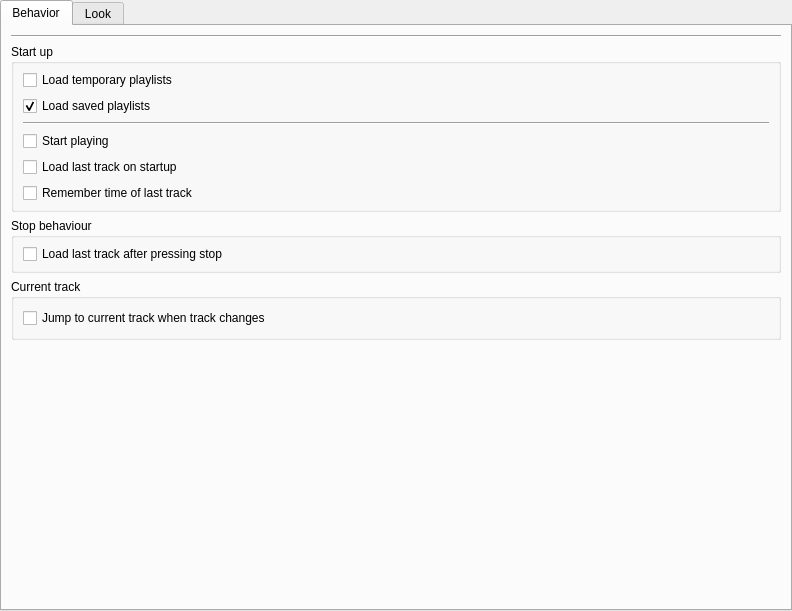
Old version of the form src/Gui/Preferences/Playlist/GUI_PlaylistPreferences.ui in the repository Inferno214221/sayonara-player.
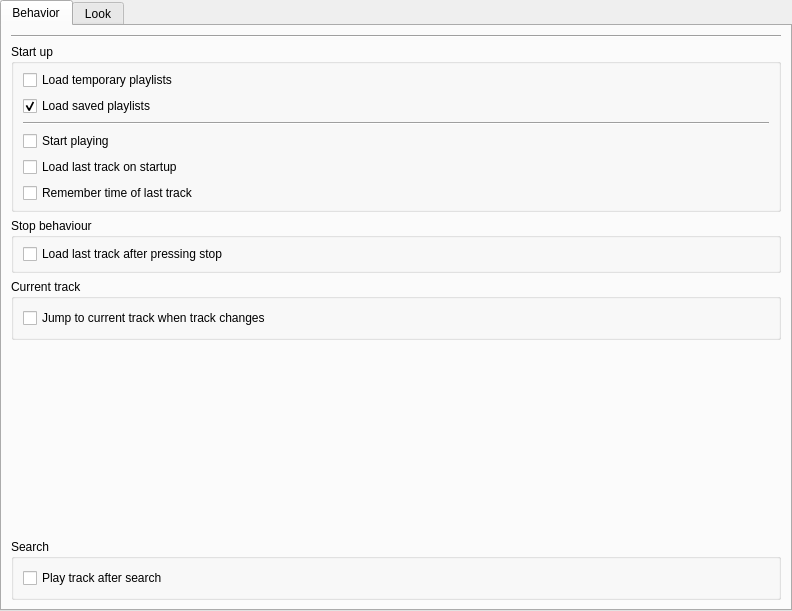
New version of the form.

Commit message: Propagate a search done from search field, play song in playlist on search done #254

What changed in the file:
```diff
--- a/src/Gui/Preferences/Playlist/GUI_PlaylistPreferences.ui
+++ b/src/Gui/Preferences/Playlist/GUI_PlaylistPreferences.ui
@@ -157,6 +157,22 @@
          </layout>
         </widget>
        </item>
+       <item row="10" column="0">
+        <widget class="QGroupBox" name="gbSearch">
+         <property name="title">
+          <string>Search</string>
+         </property>
+         <layout class="QVBoxLayout" name="verticalLayout_4">
+          <item>
+           <widget class="QCheckBox" name="cbPlayTrackAfterSearch">
+            <property name="text">
+             <string>Play track after search</string>
+            </property>
+           </widget>
+          </item>
+         </layout>
+        </widget>
+       </item>
       </layout>
      </widget>
      <widget class="QWidget" name="tab_2">
```
The commit also changes 10 other files.
